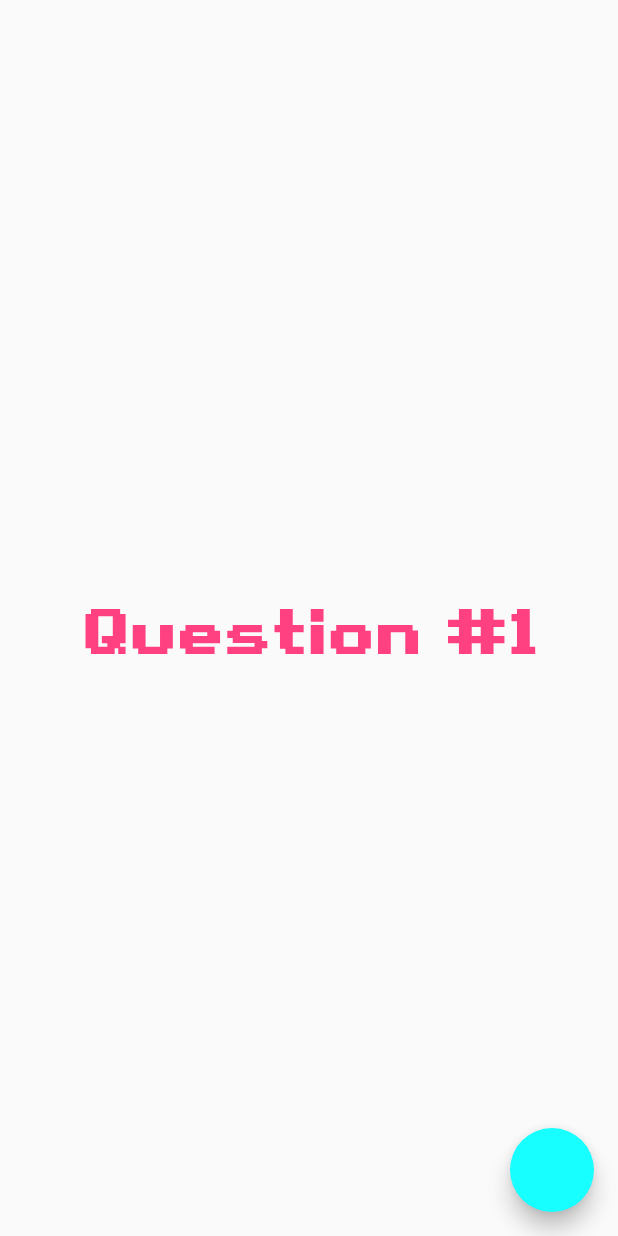
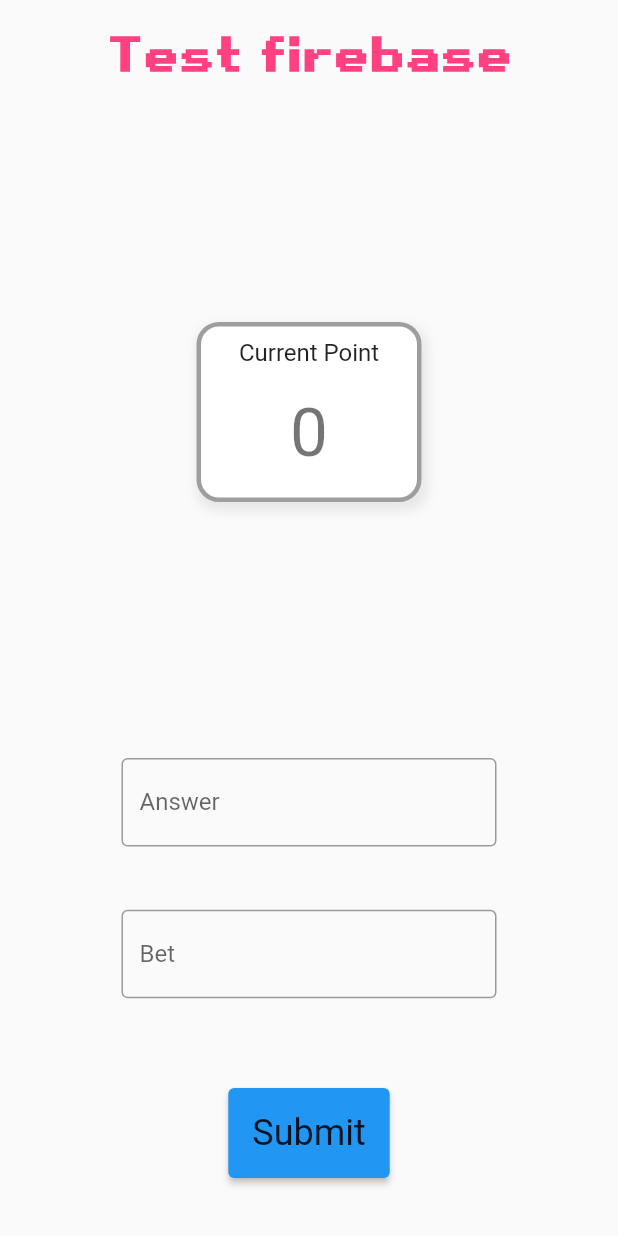
Before and after one commit to tnlong311/trivia-app, a Flutter app: the screen it shows after launch, on a phone screen of 412 x 824 dp. Run offline on Flutter 3.47's test engine with Material 2 defaults, Android fonts, the phone set to English and light mode, and no system bars; our stand-ins replace firebase_core, firebase_database, get; accounts and stored records are empty.

Commit message:
still not work for android

```diff
--- a/lib/main.dart
+++ b/lib/main.dart
@@ -1,6 +1,6 @@
+import 'package:firebase_core/firebase_core.dart';
 import 'package:flutter/material.dart';
 import 'package:get/get_navigation/src/root/get_material_app.dart';
-import 'package:trivia_app/consts/app_styles.dart';
 import 'package:trivia_app/views/pages/guidelines_page.dart';
 import 'package:trivia_app/views/pages/landing_page.dart';
 import 'package:trivia_app/views/pages/lobby_page.dart';
@@ -10,9 +10,19 @@ import 'package:trivia_app/views/pages/question_template/question_poll_page.dart
 import 'package:trivia_app/views/pages/question_template/question_title_page.dart';
 import 'package:trivia_app/views/pages/rules_page.dart';
 import 'package:trivia_app/views/pages/team_formation_page.dart';
+import 'package:trivia_app/views/pages/test_firebase.dart';
 import 'package:trivia_app/views/pages/unknown_page.dart';
 
-void main() {
+import 'firebase_options.dart';
+
+void main() async {
+  WidgetsFlutterBinding.ensureInitialized();
+
+  await Firebase.initializeApp(
+    // name: "Trivia App",
+    options: DefaultFirebaseOptions.currentPlatform,
+  ).whenComplete(() => print('initialized firebase'));
+
   runApp(const MyApp());
 }
 
@@ -28,10 +38,12 @@ class MyApp extends StatelessWidget {
           backgroundColor: Colors.white,
           // primarySwatch: Colors.deepPurple,
           primaryColor: Colors.deepPurple,
-        colorScheme: ColorScheme.fromSwatch().copyWith(secondary: Colors.cyanAccent),
+          colorScheme:
+              ColorScheme.fromSwatch().copyWith(secondary: Colors.cyanAccent),
         ),
         // initialRoute: LandingPage.routeName,
-      initialRoute: QuestionTitlePage.routeName,
+        // initialRoute: QuestionTitlePage.routeName,
+        initialRoute: TestFirebasePage.routeName,
         routes: {
           LandingPage.routeName: (context) => LandingPage(),
           TeamFormationPage.routeName: (context) => TeamFormationPage(),
@@ -42,6 +54,7 @@ class MyApp extends StatelessWidget {
           QuestionPollPage.routeName: (context) => QuestionPollPage(),
           AnswerRevealPage.routeName: (context) => AnswerRevealPage(),
           AnswerInfoPage.routeName: (context) => AnswerInfoPage(),
+          TestFirebasePage.routeName: (context) => TestFirebasePage(),
         },
         // in case passing data to the next page
         // onGenerateRoute: (RouteSettings settings) {
@@ -49,7 +62,6 @@ class MyApp extends StatelessWidget {
         // },
         onUnknownRoute: (RouteSettings settings) {
           return MaterialPageRoute(builder: (context) => const UnknownPage());
-      }
-    );
+        });
   }
 }
--- /dev/null
+++ b/lib/views/pages/test_firebase.dart
@@ -0,0 +1,161 @@
+import 'package:firebase_core/firebase_core.dart';
+import 'package:firebase_database/firebase_database.dart';
+import 'package:flutter/material.dart';
+import 'package:get/get.dart';
+import 'package:trivia_app/consts/app_styles.dart';
+import 'package:trivia_app/controllers/question_controller.dart';
+import 'package:trivia_app/views/widgets/TextFieldSingle.dart';
+
+import '../widgets/InfoBox.dart';
+
+class TestFirebasePage extends StatefulWidget {
+  static const routeName = "/test";
+
+  const TestFirebasePage({Key? key}) : super(key: key);
+
+  @override
+  State<TestFirebasePage> createState() => _TestFirebasePageState();
+}
+
+class _TestFirebasePageState extends State<TestFirebasePage> {
+  final _formKey = GlobalKey<FormState>();
+
+  @override
+  Widget build(BuildContext context) {
+    final themeData = Theme.of(context);
+    QuestionController _questionController = Get.put(QuestionController());
+    // DatabaseReference ref = FirebaseDatabase.instance.ref();
+    DatabaseReference ref = FirebaseDatabase.instanceFor(
+            app: Firebase.app(),
+            databaseURL: 'https://trivia-app-37d1b-default-rtdb.firebaseio.com')
+        .ref();
+
+    answerValidator(value) {
+      if (value == null || value.isEmpty) {
+        return 'Please enter some text';
+      }
+      return null;
+    }
+
+    betValidator(value) {
+      if (value == null || value.isEmpty) {
+        return 'Please enter a number';
+      }
+      return null;
+    }
+
+    answerUpdator(value) {
+      _questionController.setUserAnswer(value);
+      // print(_questionController.userAnswer);
+    }
+
+    betUpdator(value) {
+      _questionController.setBet(value);
+      // print(_questionController.bet);
+    }
+
+    answerOnSubmit() async {
+      print('kicked');
+      DatabaseReference childs = ref.child('test');
+
+      final keyname = await childs.push().key;
+
+      final testData = <String, dynamic>{
+        'id': keyname,
+        'type': 'string',
+        'correct': 'B',
+        'full correct': 'B. Long rat ngau',
+        'addition info': 'This question is very interesting!!',
+        'clock': DateTime.now().millisecondsSinceEpoch
+      };
+
+      // await childs.get().asStream().forEach((element) {
+      //   print(element.value);
+      //   print('\n');
+      // });
+
+      // print(await childs.child('hello').get());
+
+      childs.child(keyname!).set(testData);
+      // .then((_) => print('done'))
+      // .catchError((error) => print(error));
+
+      if (_formKey.currentState!.validate()) {
+        // update state to Controller
+        _formKey.currentState!.save();
+        _questionController.checkAnswer();
+        // _questionController.resetQuestionState();
+      }
+    }
+
+    return Scaffold(
+      body: SafeArea(
+          child: GetBuilder<QuestionController>(
+              init: QuestionController(),
+              builder: (controller) {
+                return Column(
+                  children: [
+                    const Expanded(
+                        child: Text(
+                      "Test firebase",
+                      style: triviaHeading2,
+                      textAlign: TextAlign.center,
+                    )),
+                    Expanded(
+                      flex: 2,
+                      child: Row(
+                          mainAxisAlignment: MainAxisAlignment.spaceAround,
+                          children: [
+                            InfoBox(
+                              title: "Current Point",
+                              width: 150,
+                              height: 120,
+                              content: '${controller.currentPoint}',
+                            ),
+                          ]),
+                    ),
+                    Expanded(
+                      flex: 2,
+                      child: Form(
+                        key: _formKey,
+                        child: Column(
+                          mainAxisAlignment: MainAxisAlignment.spaceAround,
+                          children: [
+                            const SizedBox(height: 30),
+                            TextFieldSingle(
+                                width: 250,
+                                title: "Answer",
+                                description: "Enter your answer...",
+                                validator: answerValidator,
+                                updator: answerUpdator),
+                            TextFieldSingle(
+                                width: 250,
+                                title: "Bet",
+                                description: "Enter your bet...",
+                                validator: betValidator,
+                                updator: betUpdator),
+                          ],
+                        ),
+                      ),
+                    ),
+                    Expanded(
+                      flex: 1,
+                      child: Center(
+                        child: SizedBox(
+                          height: 60,
+                          child: ElevatedButton(
+                            onPressed: answerOnSubmit,
+                            child: Text(
+                              "Submit",
+                              style: themeData.textTheme.headline5,
+                            ),
+                          ),
+                        ),
+                      ),
+                    ),
+                  ],
+                );
+              })),
+    );
+  }
+}
```
Also changed, not shown: pubspec.yaml (+6 -46 lines), lib/firebase_options.dart, pubspec.lock, 1 other file. Lines whose indentation alone changed are shown as unchanged.
